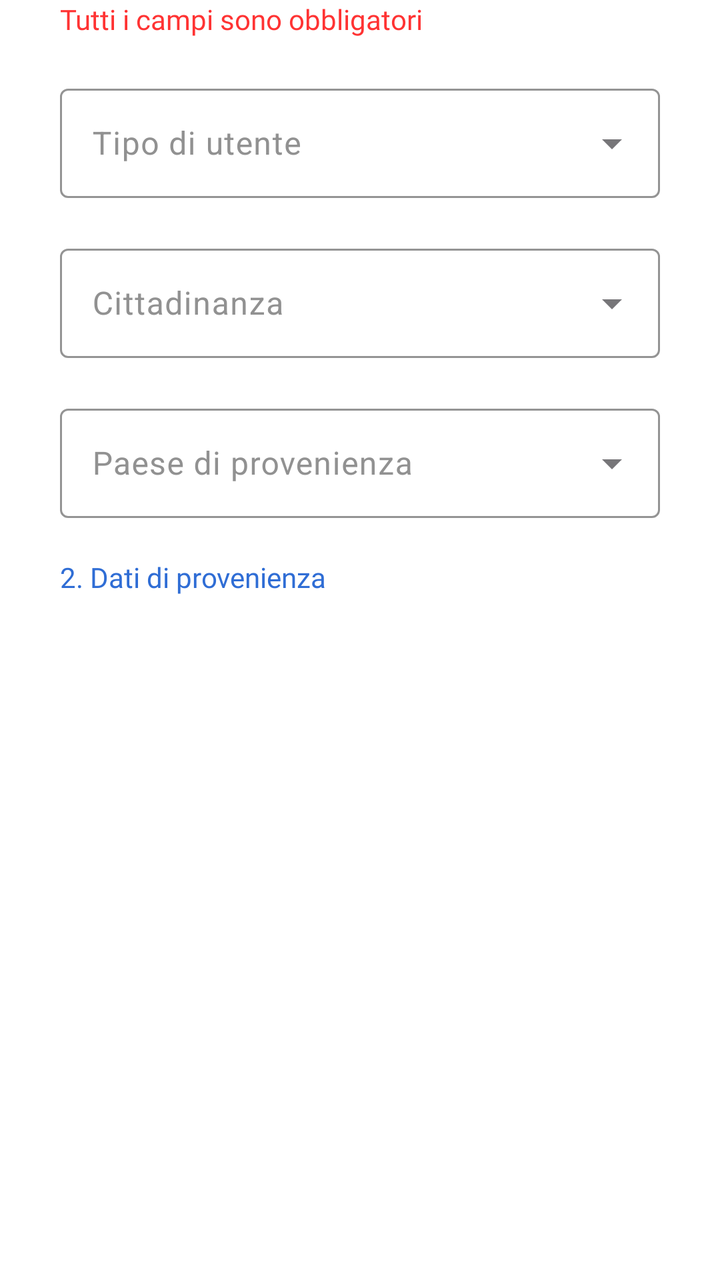
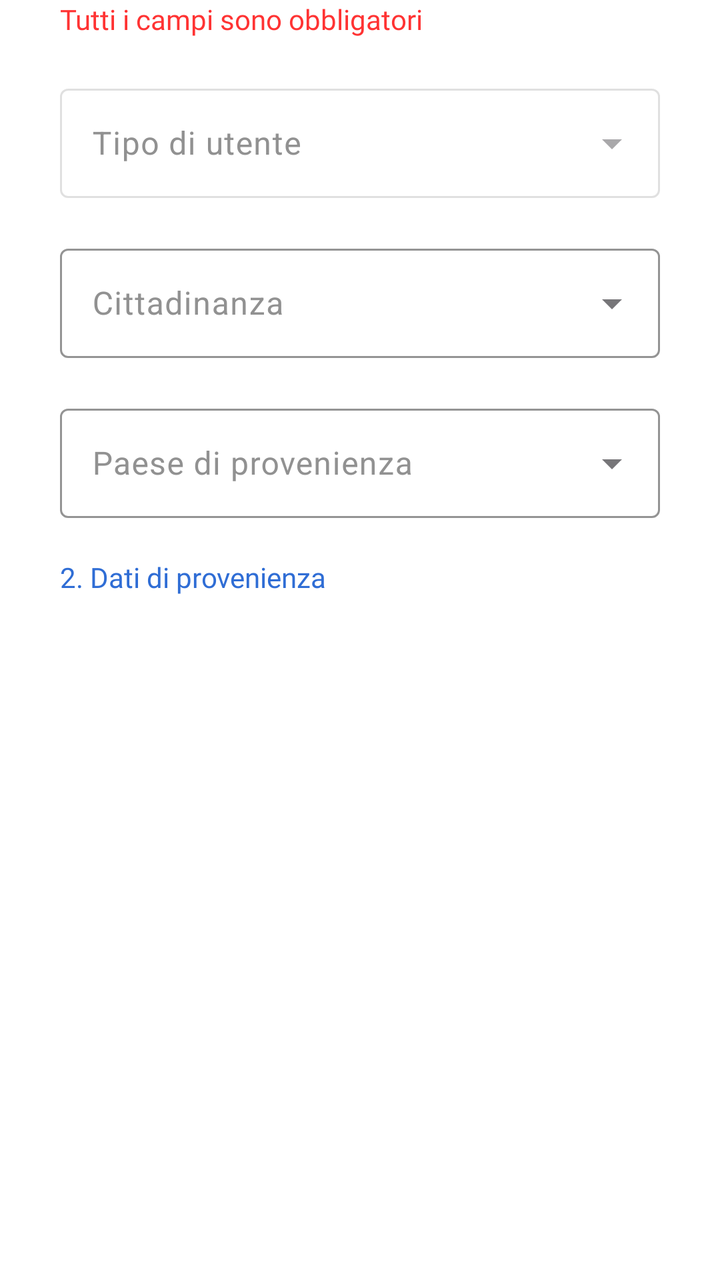

Two renders of the same Android screen: before a commit and after it. Below are the layout's source before the change and the commit's diff.
<!-- AndroidManifest.xml: application theme Theme.AsilApp -->
<!-- res/layout/signup_place_fragment.xml -->
<?xml version="1.0" encoding="utf-8"?>
<LinearLayout xmlns:android="http://schemas.android.com/apk/res/android"
    android:id="@+id/layoutPlaceFragment"
    xmlns:app="http://schemas.android.com/apk/res-auto"
    xmlns:tools="http://schemas.android.com/tools"
    android:layout_width="match_parent"
    android:layout_height="match_parent"
    android:background="@color/appBackground"
    android:orientation="vertical"
    android:outlineAmbientShadowColor="@color/appBarColor"
    android:outlineSpotShadowColor="#8C5454"
    tools:context=".view.firstaccess.SignupPlaceFragment">

    <TextView
        android:layout_width="wrap_content"
        android:layout_height="wrap_content"
        android:layout_gravity="left"
        android:layout_marginLeft="30dp"
        android:text="@string/mandatoryFields"
        android:textColor="@color/textAlertColor"
        android:fontFamily="@font/titillium_web_bold"></TextView>



    <com.google.android.material.textfield.TextInputLayout
        style="@style/Widget.MaterialComponents.TextInputLayout.OutlinedBox.ExposedDropdownMenu"
        android:layout_width="@dimen/inputTextWidth"
        android:layout_height="@dimen/inpuTextHeight"
        android:layout_gravity="center"
        android:layout_marginTop="@dimen/marginBetweenInputs"
        android:hint="@string/typeUserSignupText"
        android:textColorHint="@color/textPlaceholderColor"
        app:boxStrokeColor="@color/appMainColor"
        app:counterTextColor="@color/appMainColor"
        app:helperTextTextColor="@color/appMainColor"
        app:hintTextColor="@color/appMainColor"
        app:placeholderTextColor="@color/appMainColor"
        app:prefixTextColor="@color/appMainColor"
        app:suffixTextColor="@color/appMainColor">

        <com.google.android.material.textfield.MaterialAutoCompleteTextView
            android:id="@+id/typeUserSelection"
            style="@style/MyAutoCompleteTextViewStyle"
            android:layout_width="match_parent"
            android:layout_height="match_parent"
            android:inputType="none"
            android:textColorHighlight="@color/appMainColor"
            android:textColorLink="@color/appMainColor" />
    </com.google.android.material.textfield.TextInputLayout>


    <com.google.android.material.textfield.TextInputLayout
        style="@style/Widget.MaterialComponents.TextInputLayout.OutlinedBox.ExposedDropdownMenu"
        android:layout_width="@dimen/inputTextWidth"
        android:layout_height="@dimen/inpuTextHeight"
        android:layout_gravity="center"
        android:layout_marginTop="@dimen/marginBetweenInputs"
        android:hint="@string/citizenSignupText"
        android:textColorHint="@color/textPlaceholderColor"
        app:boxStrokeColor="@color/appMainColor"
        app:counterTextColor="@color/appMainColor"
        app:helperTextTextColor="@color/appMainColor"
        app:hintTextColor="@color/appMainColor"
        app:placeholderTextColor="@color/appMainColor"
        app:prefixTextColor="@color/appMainColor"
        app:suffixTextColor="@color/appMainColor">

        <com.google.android.material.textfield.MaterialAutoCompleteTextView
            android:id="@+id/citizenSelection"
            style="@style/MyAutoCompleteTextViewStyle"
            android:layout_width="match_parent"
            android:layout_height="match_parent"
            android:inputType="none"
            android:textColorHighlight="@color/appMainColor"
            android:textColorLink="@color/appMainColor" />
    </com.google.android.material.textfield.TextInputLayout>

    <com.google.android.material.textfield.TextInputLayout
        style="@style/Widget.MaterialComponents.TextInputLayout.OutlinedBox.ExposedDropdownMenu"
        android:layout_width="@dimen/inputTextWidth"
        android:layout_height="@dimen/inpuTextHeight"
        android:layout_gravity="center"
        android:layout_marginTop="@dimen/marginBetweenInputs"
        android:hint="@string/countrySignupText"
        android:textColorHint="@color/textPlaceholderColor"
        app:boxStrokeColor="@color/appMainColor"
        app:counterTextColor="@color/appMainColor"
        app:helperTextTextColor="@color/appMainColor"
        app:hintTextColor="@color/appMainColor"
        app:placeholderTextColor="@color/appMainColor"
        app:prefixTextColor="@color/appMainColor"
        app:suffixTextColor="@color/appMainColor">

        <com.google.android.material.textfield.MaterialAutoCompleteTextView
            android:id="@+id/countrySelection"
            style="@style/MyAutoCompleteTextViewStyle"
            android:layout_width="match_parent"
            android:layout_height="match_parent"
            android:inputType="none"
            android:textColorHighlight="@color/appMainColor"
            android:textColorLink="@color/appMainColor" />
    </com.google.android.material.textfield.TextInputLayout>




    <TextView
        android:layout_width="wrap_content"
        android:layout_height="wrap_content"
        android:layout_gravity="left"
        android:layout_marginLeft="30dp"
        android:layout_marginTop="@dimen/marginBetweenInputs"
        android:fontFamily="@font/titillium_web_bold"
        android:text="@string/placeData"
        android:textColor="@color/appMainColor"></TextView>


</LinearLayout>
<!-- resources referenced by this layout -->
<resources>
  <color name="appBackground">#ffffff</color>
  <color name="appBarColor">#00368f</color>
  <color name="appMainColor">#2f6dd5</color>
  <color name="textAlertColor">#ff3333</color>
  <color name="textPlaceholderColor">#919191</color>
  <dimen name="inpuTextHeight">60dp</dimen>
  <dimen name="inputTextWidth">300dp</dimen>
  <dimen name="marginBetweenInputs">20dp</dimen>
  <string name="citizenSignupText">Cittadinanza</string>
  <string name="countrySignupText">Paese di provenienza</string>
  <string name="mandatoryFields">Tutti i campi sono obbligatori</string>
  <string name="placeData">2. Dati di provenienza</string>
  <string name="typeUserSignupText">Tipo di utente</string>
  <style name="MyAutoCompleteTextViewStyle" parent="Widget.Material3.AutoCompleteTextView.OutlinedBox.Dense">
          <item name="android:popupBackground">@color/white</item> 
      </style>
  <style name="Theme.AsilApp" parent="Base.Theme.AsilApp" />
  <color name="white">#FFFFFFFF</color>
  <style name="Base.Theme.AsilApp" parent="Theme.Material3.DayNight.NoActionBar">
          
          
      </style>
</resources>

<!-- the commit's change to res/layout/signup_place_fragment.xml (unified diff, before → after) -->
@@ -24,7 +24,9 @@
 
     <com.google.android.material.textfield.TextInputLayout
         style="@style/Widget.MaterialComponents.TextInputLayout.OutlinedBox.ExposedDropdownMenu"
+        android:id="@+id/typeUserSelectionInput"
         android:layout_width="@dimen/inputTextWidth"
+        android:enabled="false"
         android:layout_height="@dimen/inpuTextHeight"
         android:layout_gravity="center"
         android:layout_marginTop="@dimen/marginBetweenInputs"
